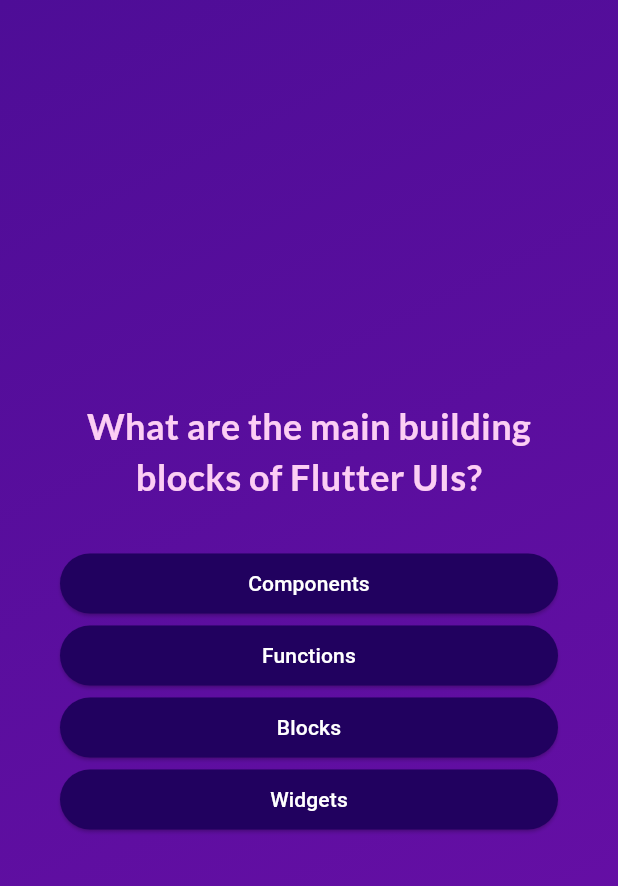
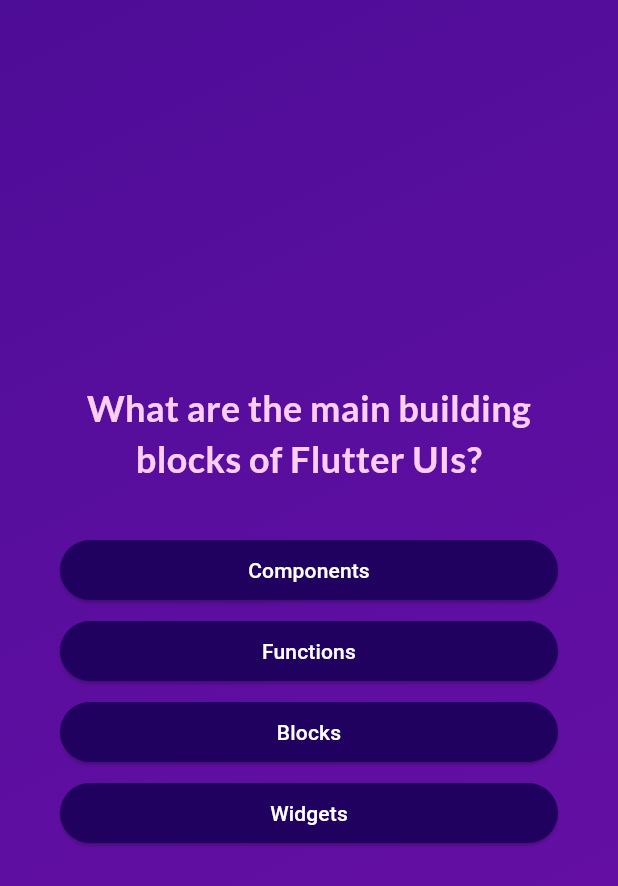
Before and after one commit to Faris-Abuali/Quiz-App-Flutter, a Flutter app: the screen it shows after launch, after a tap on "Start Quiz", on a phone screen of 412 x 824 dp. Shown: the top 886 px of the screen. Run offline on Flutter 3.47's test engine with Material 3 defaults, Android fonts, the phone set to English and light mode, and no system bars; our stand-ins replace google_fonts.

Commit message:
Fix AnswerButton padding

```diff
--- a/lib/answer_button.dart
+++ b/lib/answer_button.dart
@@ -12,7 +12,11 @@
 
   @override
   Widget build(BuildContext context) {
-    return ElevatedButton(
+    return Padding(
+      padding: const EdgeInsets.symmetric(
+        vertical: 3,
+      ),
+      child: ElevatedButton(
         onPressed: onTap,
         style: ElevatedButton.styleFrom(
           padding: const EdgeInsets.symmetric(horizontal: 40, vertical: 10),
@@ -26,6 +30,7 @@
           answerText,
           textAlign: TextAlign.center,
         ),
+      ),
     );
   }
 }
--- a/lib/questions_screen.dart
+++ b/lib/questions_screen.dart
@@ -43,7 +43,7 @@
               //   color: Colors.white,
               // ),
               style: GoogleFonts.lato(
-                color: Color.fromARGB(255, 252, 206, 244),
+                color: const Color.fromARGB(255, 252, 206, 244),
                 fontSize: 24,
                 fontWeight: FontWeight.bold,
               ),
```
Lines whose indentation alone changed are shown as unchanged.
